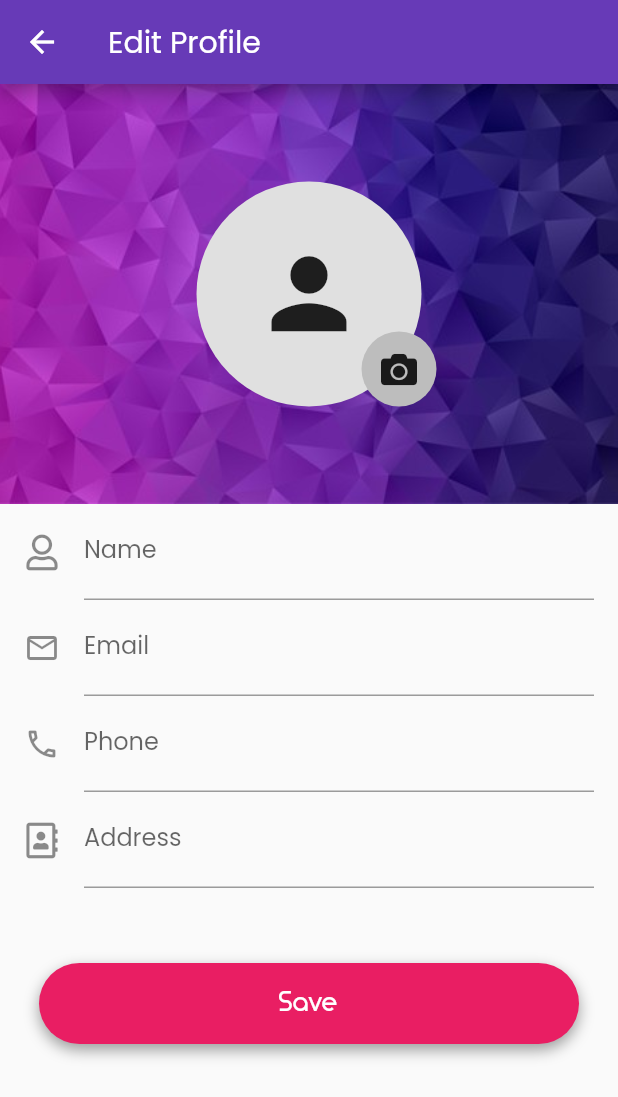
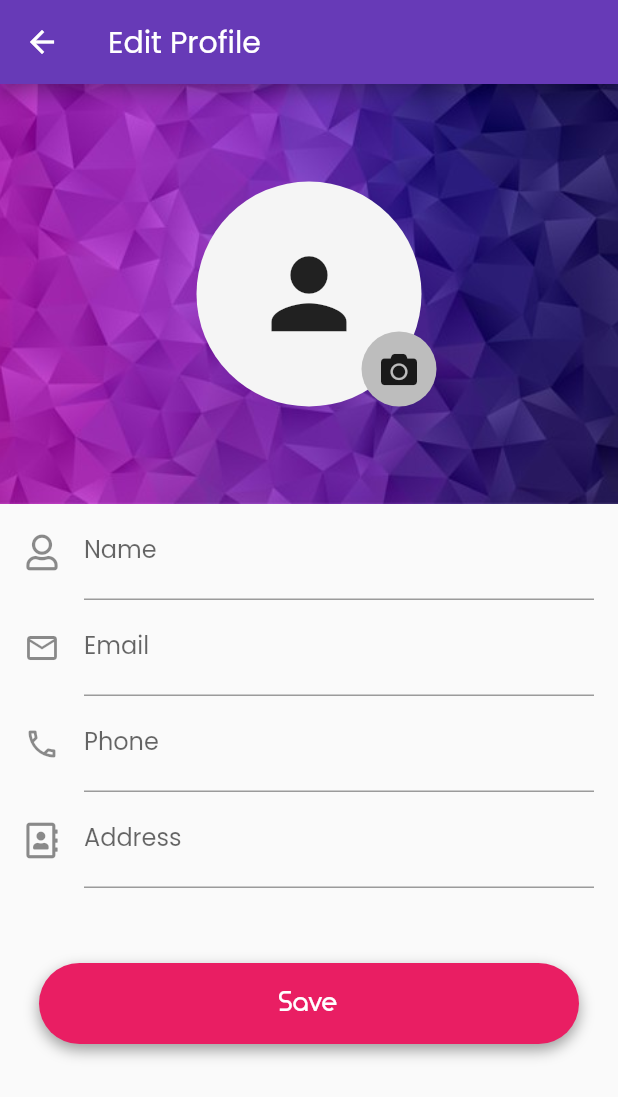
Before and after one commit to aman1210/FlutterExpenseTracker, a Flutter app: the screen it shows after launch, item 3 of the bottom bar chosen, after a tap on the "edit" icon, on a phone screen of 412 x 824 dp. Shown: the top 1097 px of the screen. Run offline on Flutter 3.47's test engine with Material 2 defaults, Android fonts, the light colour scheme and no system bars; our stand-ins replace font_awesome_flutter, image_picker, lottie, shared_preferences, sqflite, syncfusion_flutter_charts; missing offline and left inert: bezier_chart, credit_card_slider; accounts and stored records are empty; Roboto replaces fonts that are missing (TimeBurner).

Commit message:
final tweaks

```diff
--- a/lib/screens/editProfile.dart
+++ b/lib/screens/editProfile.dart
@@ -91,7 +91,10 @@ class _EditProfileState extends State<EditProfile> {
                         height: imageRadius,
                         width: imageRadius,
                         decoration: BoxDecoration(
-                          color: Colors.grey[300],
+                          color: Provider.of<ProfileProvider>(context).isDark ==
+                                  true
+                              ? Theme.of(context).primaryColor
+                              : Colors.grey[100],
                           borderRadius: BorderRadius.circular(imageRadius),
                         ),
                         child: _image != null
@@ -217,7 +220,11 @@ class _EditProfileState extends State<EditProfile> {
                           height: editIcon,
                           width: editIcon,
                           decoration: BoxDecoration(
-                            color: Colors.grey[400],
+                            color:
+                                Provider.of<ProfileProvider>(context).isDark ==
+                                        true
+                                    ? Color.fromRGBO(101, 111, 112, 1)
+                                    : Colors.grey[400],
                             borderRadius: BorderRadius.circular(editIcon),
                           ),
                           child: Icon(FontAwesomeIcons.camera),
--- a/lib/screens/statsPage.dart
+++ b/lib/screens/statsPage.dart
@@ -95,7 +95,7 @@ class StatsPage extends StatelessWidget {
                               color: Colors.white,
                             ),
                             Text(
-                              'Hold to enable indicator',
+                              'Hold to enable and drag indicator',
                               style:
                                   TextStyle(fontSize: 12, color: Colors.white),
                             ),
--- a/lib/widgets/profilePage/header.dart
+++ b/lib/widgets/profilePage/header.dart
@@ -58,6 +58,7 @@ class ProfileHeader extends StatelessWidget {
                           ? Icon(
                               FontAwesomeIcons.user,
                               size: 35,
+                              // color: Colors.black,
                             )
                           : ClipRRect(
                               borderRadius: BorderRadius.circular(35),
@@ -69,7 +70,10 @@ class ProfileHeader extends StatelessWidget {
                       height: 70,
                       width: 70,
                       decoration: BoxDecoration(
-                          color: Colors.grey[100],
+                          color: Provider.of<ProfileProvider>(context).isDark ==
+                                  true
+                              ? Theme.of(context).primaryColor
+                              : Colors.grey[100],
                           borderRadius: BorderRadius.circular(35)),
                     ),
                     Expanded(
```
